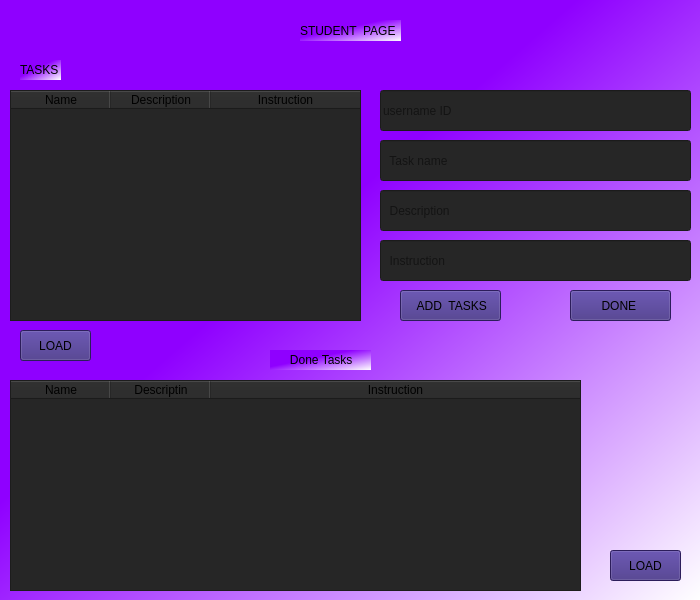
Before: the Qt Designer form ui_design/student.ui in mariamzhamakochyan/Lab-projects, drawn with Qt 5.
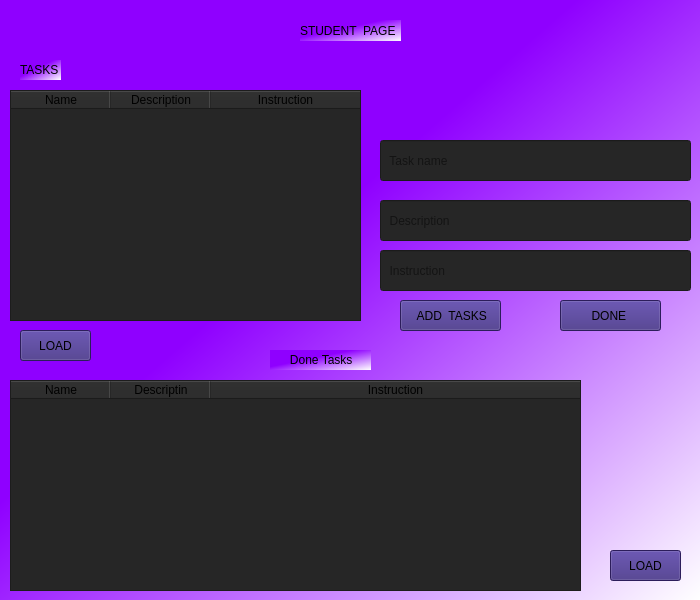
After: the same form once the commit is applied.

Commit message: student database system

Diff of the .ui file:
```diff
--- a/ui_design/student.ui
+++ b/ui_design/student.ui
@@ -33,7 +33,7 @@
    <property name="geometry">
     <rect>
      <x>400</x>
-     <y>290</y>
+     <y>300</y>
      <width>101</width>
      <height>31</height>
     </rect>
@@ -65,7 +65,7 @@
    <property name="geometry">
     <rect>
      <x>380</x>
-     <y>190</y>
+     <y>200</y>
      <width>311</width>
      <height>41</height>
     </rect>
@@ -81,7 +81,7 @@
    <property name="geometry">
     <rect>
      <x>380</x>
-     <y>240</y>
+     <y>250</y>
      <width>311</width>
      <height>41</height>
     </rect>
@@ -139,8 +139,8 @@
   <widget class="QPushButton" name="pushButton_done">
    <property name="geometry">
     <rect>
-     <x>570</x>
-     <y>290</y>
+     <x>560</x>
+     <y>300</y>
      <width>101</width>
      <height>31</height>
     </rect>
@@ -262,25 +262,6 @@
     <string>TASKS</string>
    </property>
   </widget>
-  <widget class="QLineEdit" name="lineEdit_userID">
-   <property name="geometry">
-    <rect>
-     <x>380</x>
-     <y>90</y>
-     <width>311</width>
-     <height>41</height>
-    </rect>
-   </property>
-   <property name="styleSheet">
-    <string notr="true">background-color: rgb(38, 38, 38);</string>
-   </property>
-   <property name="text">
-    <string/>
-   </property>
-   <property name="placeholderText">
-    <string>username ID</string>
-   </property>
-  </widget>
  </widget>
  <resources/>
  <connections/>
```
The commit also changes 7 other files.
